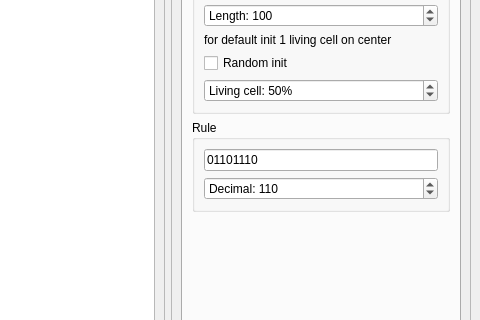
Before: the Qt Designer form mainwindow.ui in DOCtorKamski/ElementaryCellularAutomaton, drawn with Qt 5; both pictures show x 319 to 799 and y 136 to 456 of the 799 by 597 pixel window.
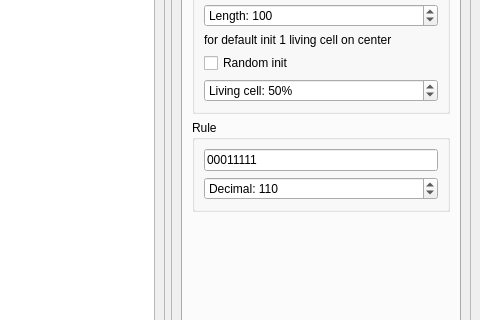
After: the same form once the commit is applied.

Commit message: fix bug: program drop when write incorect bin rule

```diff
--- a/mainwindow.ui
+++ b/mainwindow.ui
@@ -252,10 +252,13 @@
                  </sizepolicy>
                 </property>
                 <property name="inputMask">
-                 <string>BBBBBBBB</string>
+                 <string>BBBBBBBB;_</string>
                 </property>
                 <property name="text">
-                 <string>01101110</string>
+                 <string>00011111</string>
+                </property>
+                <property name="cursorPosition">
+                 <number>0</number>
                 </property>
                 <property name="readOnly">
                  <bool>false</bool>
```
Left out of the diff: 6 changed lines with no effect on the pictures. The commit also changes 2 other files.
